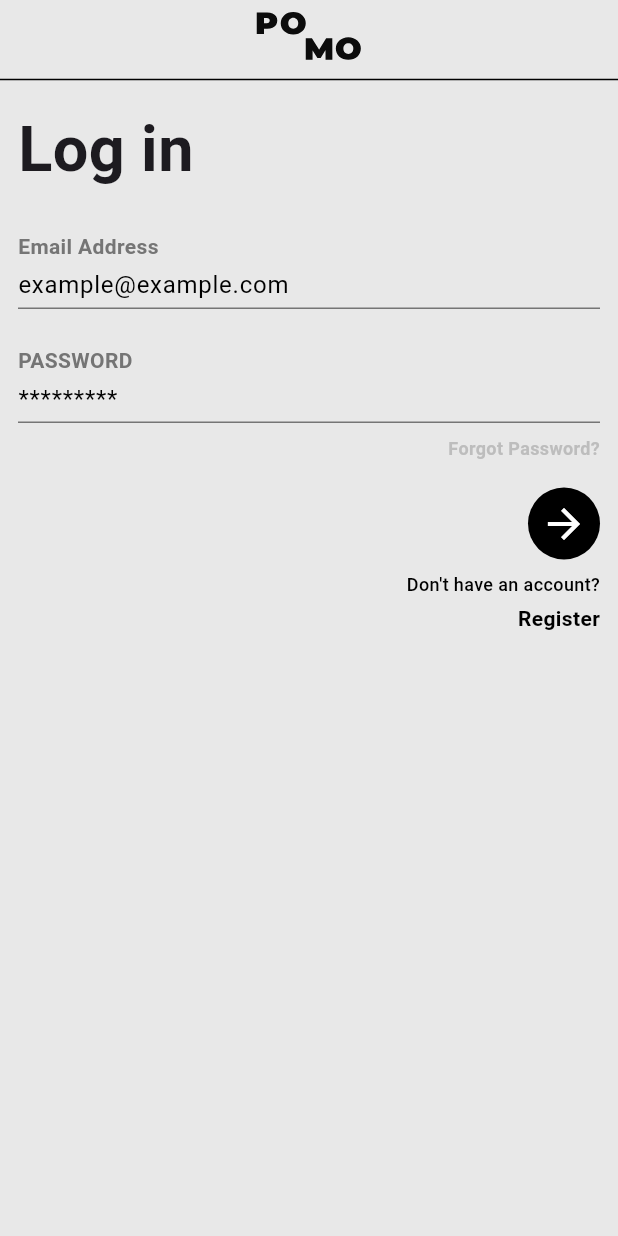
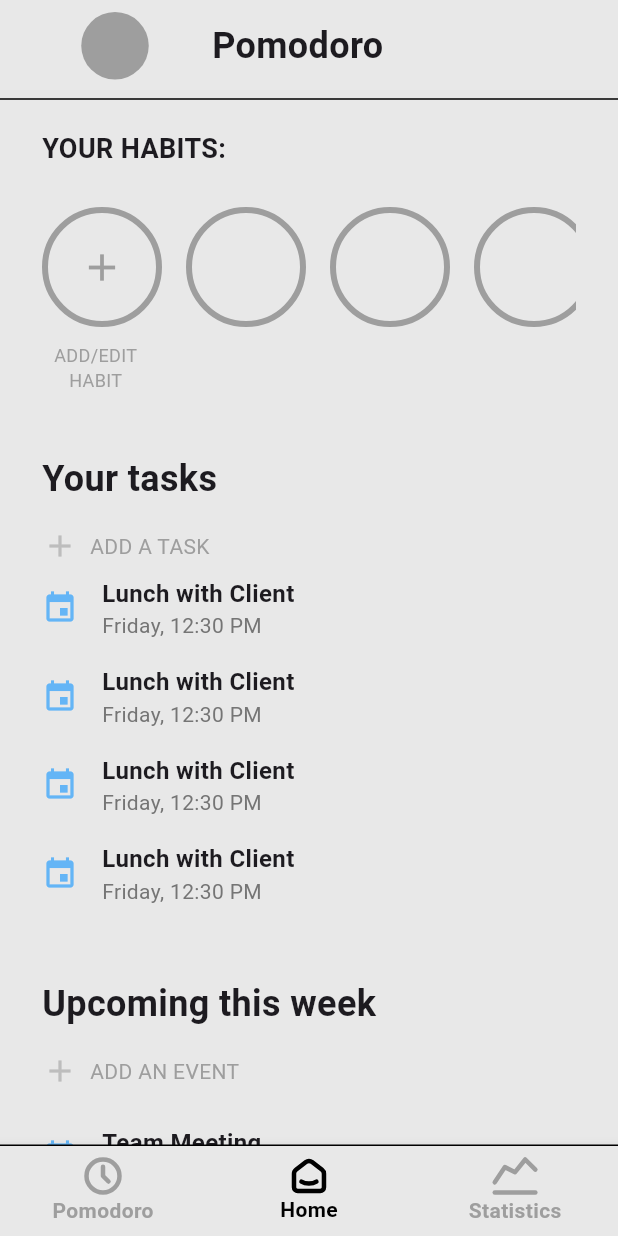
Before and after one commit to gokseennn/flutter_pomodoro_app, a Flutter app: the CommonScreen screen opened directly, item 2 of the bottom bar chosen, on a phone screen of 412 x 824 dp. Run offline on Flutter 3.47's test engine with Material 3 defaults, Android fonts, the light colour scheme and no system bars; our stand-ins replace flutter_svg, get, google_fonts.

Commit message:
home screen added

```diff
--- a/lib/common/components/common_header.dart
+++ b/lib/common/components/common_header.dart
@@ -1,6 +1,8 @@
 import 'package:flutter/material.dart';
 import 'package:flutter_svg/svg.dart';
+import 'package:get/get.dart';
 import 'package:google_fonts/google_fonts.dart';
+import 'package:pomodoro_app/user-ms/profile/view/profile_screen.dart';
 
 class CommonHeader extends StatelessWidget {
   const CommonHeader({super.key, this.title, required this.showIcon});
@@ -33,10 +35,34 @@
                   if (showIcon == true)
                     Center(child: SvgPicture.asset('assets/icons/pomo.svg')),
                   if (title == null && showIcon == false)
-                    const Text(
-                      "Pomodoro",
-                      style:
-                          TextStyle(fontSize: 24, fontWeight: FontWeight.bold),
+                    Expanded(
+                      child: Row(
+                        children: [
+                          Expanded(
+                            child: InkWell(
+                              onTap: () {
+                                Get.toNamed(ProfileScreen.routeName);
+                              },
+                              child: Container(
+                                width: 45,
+                                height: 45,
+                                decoration: const BoxDecoration(
+                                  shape: BoxShape.circle,
+                                  color: Colors.grey,
+                                ),
+                              ),
+                            ),
+                          ),
+                          const Expanded(
+                            child: Text(
+                              "Pomodoro",
+                              style: TextStyle(
+                                  fontSize: 24, fontWeight: FontWeight.bold),
+                            ),
+                          ),
+                          const Spacer(),
+                        ],
+                      ),
                     ),
                 ],
               ),
--- a/lib/common/controller/bottom_nav_controller.dart
+++ b/lib/common/controller/bottom_nav_controller.dart
@@ -1,4 +1,6 @@
 import 'package:get/get.dart';
+import 'package:pomodoro_app/general-ms/home/view/home_screen.dart';
+import 'package:pomodoro_app/general-ms/pomodoro/view/pomodoro_screen.dart';
 
 class BottomNavController extends GetxController {
   var selectedIndex = 0.obs;
@@ -7,10 +9,10 @@
     selectedIndex.value = index;
     switch (index) {
       case 0:
-        Get.offAllNamed('/home');
+        Get.offAllNamed(PomodoroScreen.routeName);
         break;
       case 1:
-        Get.offAllNamed('/sign-in');
+        Get.offAllNamed(HomeScreen.routeName);
         break;
       case 2:
         Get.offAllNamed('/sign-up');
--- a/lib/general-ms/general_routes.dart
+++ b/lib/general-ms/general_routes.dart
@@ -1,5 +1,7 @@
 import 'package:get/get.dart';
 import 'package:get/get_navigation/src/routes/get_route.dart';
+import 'package:pomodoro_app/general-ms/home/controller/home_binding.dart';
+import 'package:pomodoro_app/general-ms/home/view/home_screen.dart';
 import 'package:pomodoro_app/general-ms/pomodoro/controller/pomodoro_binding.dart';
 import 'package:pomodoro_app/general-ms/pomodoro/view/pomodoro_screen.dart';
 import 'package:pomodoro_app/user-ms/sign-in/controller/sign_in_binding.dart';
@@ -28,5 +30,9 @@
         name: SignInScreen.routeName,
         page: () => const SignInScreen(),
         binding: SignInBinding()),
+    GetPage(
+        name: HomeScreen.routeName,
+        page: () => const HomeScreen(),
+        binding: HomeBinding())
   ];
 }
--- /dev/null
+++ b/lib/general-ms/home/controller/home_binding.dart
@@ -0,0 +1,9 @@
+import 'package:get/get.dart';
+import 'package:pomodoro_app/general-ms/home/controller/home_controller.dart';
+
+class HomeBinding extends Bindings {
+  @override
+  void dependencies() {
+    Get.lazyPut<HomeController>(() => HomeController());
+  }
+}
--- /dev/null
+++ b/lib/general-ms/home/controller/home_controller.dart
@@ -0,0 +1,3 @@
+import 'package:get/get.dart';
+
+class HomeController extends GetxController {}
--- /dev/null
+++ b/lib/general-ms/home/view/home_screen.dart
@@ -0,0 +1,161 @@
+import 'package:flutter/material.dart';
+import 'package:pomodoro_app/common/common_screen.dart';
+import 'package:pomodoro_app/general-ms/home/controller/home_controller.dart';
+
+class HomeScreen extends StatelessWidget {
+  const HomeScreen({super.key});
+  static const String routeName = "/home";
+  @override
+  Widget build(BuildContext context) {
+    return CommonScreen<HomeController>(body: (controller) {
+      return [
+        Expanded(
+          child: SingleChildScrollView(
+            scrollDirection: Axis.vertical,
+            physics: const BouncingScrollPhysics(),
+            child: Padding(
+              padding: const EdgeInsets.all(16.0),
+              child: Column(
+                crossAxisAlignment: CrossAxisAlignment.start,
+                children: [
+                  const Text(
+                    'YOUR HABITS:',
+                    style: TextStyle(
+                      fontSize: 18,
+                      fontWeight: FontWeight.bold,
+                    ),
+                  ),
+                  const SizedBox(height: 16),
+
+                  SizedBox(
+                    height: 100, // Set a fixed height for the horizontal list
+                    child: ListView.builder(
+                      scrollDirection: Axis.horizontal,
+                      physics: const AlwaysScrollableScrollPhysics(),
+                      itemCount: 4,
+                      itemBuilder: (context, index) => Padding(
+                        padding: const EdgeInsets.only(right: 16),
+                        child: Container(
+                          width: 80,
+                          height: 80,
+                          decoration: BoxDecoration(
+                            shape: BoxShape.circle,
+                            border:
+                                Border.all(color: Colors.grey[500]!, width: 4),
+                          ),
+                          child: index == 0
+                              ? Icon(Icons.add,
+                                  color: Colors.grey[500], size: 30)
+                              : null,
+                        ),
+                      ),
+                    ),
+                  ),
+                  Padding(
+                    padding: const EdgeInsets.only(left: 8.0),
+                    child: Column(
+                      children: [
+                        Text(
+                          'ADD/EDIT',
+                          style:
+                              TextStyle(color: Colors.grey[500], fontSize: 12),
+                        ),
+                        const SizedBox(width: 4),
+                        Text(
+                          'HABIT',
+                          style:
+                              TextStyle(color: Colors.grey[500], fontSize: 12),
+                        ),
+                      ],
+                    ),
+                  ),
+                  const SizedBox(height: 40),
+                  const Text(
+                    'Your tasks',
+                    style: TextStyle(
+                      fontSize: 24,
+                      fontWeight: FontWeight.bold,
+                    ),
+                  ),
+                  const SizedBox(height: 16),
+                  Row(
+                    children: [
+                      Icon(Icons.add, color: Colors.grey[400]),
+                      const SizedBox(width: 8),
+                      Text(
+                        'ADD A TASK',
+                        style: TextStyle(color: Colors.grey[500], fontSize: 14),
+                      ),
+                    ],
+                  ),
+                  _buildEventItem('Lunch with Client', 'Friday, 12:30 PM'),
+                  _buildEventItem('Lunch with Client', 'Friday, 12:30 PM'),
+                  _buildEventItem('Lunch with Client', 'Friday, 12:30 PM'),
+                  _buildEventItem('Lunch with Client', 'Friday, 12:30 PM'),
+
+                  const SizedBox(height: 40),
+                  const Text(
+                    'Upcoming this week',
+                    style: TextStyle(
+                      fontSize: 24,
+                      fontWeight: FontWeight.bold,
+                    ),
+                  ),
+                  const SizedBox(height: 16),
+                  Row(
+                    children: [
+                      Icon(Icons.add, color: Colors.grey[400]),
+                      const SizedBox(width: 8),
+                      Text(
+                        'ADD AN EVENT',
+                        style: TextStyle(color: Colors.grey[500], fontSize: 14),
+                      ),
+                    ],
+                  ),
+                  // Simulated events for demonstration
+                  const SizedBox(height: 16),
+                  _buildEventItem('Team Meeting', 'Monday, 10:00 AM'),
+                  _buildEventItem('Project Deadline', 'Wednesday, 5:00 PM'),
+                  _buildEventItem('Lunch with Client', 'Friday, 12:30 PM'),
+                  _buildEventItem('Lunch with Client', 'Friday, 12:30 PM'),
+                  _buildEventItem('Lunch with Client', 'Friday, 12:30 PM'),
+                ],
+              ),
+            ),
+          ),
+        ),
+      ];
+    });
+  }
+
+  Widget _buildEventItem(String title, String datetime) {
+    return Padding(
+      padding: const EdgeInsets.symmetric(vertical: 8.0),
+      child: Row(
+        children: [
+          Icon(Icons.event, color: Colors.blue[300]),
+          const SizedBox(width: 16),
+          Column(
+            crossAxisAlignment: CrossAxisAlignment.start,
+            children: [
+              Text(
+                title,
+                style: const TextStyle(
+                  fontSize: 16,
+                  fontWeight: FontWeight.bold,
+                ),
+              ),
+              Text(
+                datetime,
+                style: TextStyle(
+                  fontSize: 14,
+                  color: Colors.grey[600],
+                ),
+              ),
+            ],
+          ),
+        ],
+      ),
+    );
+  }
+}
--- a/lib/general-ms/pomodoro/view/pomodoro_screen.dart
+++ b/lib/general-ms/pomodoro/view/pomodoro_screen.dart
@@ -7,7 +7,7 @@
 
 class PomodoroScreen extends StatelessWidget {
   const PomodoroScreen({super.key});
-  static const String routeName = '/home';
+  static const String routeName = '/pomodoro';
   @override
   Widget build(BuildContext context) {
     return CommonScreen<PomodoroController>(
--- a/lib/general-ms/sign-in/controller/sign_up_binding.dart
+++ /dev/null
@@ -1,9 +0,0 @@
-import 'package:get/get.dart';
-import 'package:pomodoro_app/user-ms/sign-up/controller/sign_up_controller.dart';
-
-class SignUpBinding extends Bindings {
-  @override
-  void dependencies() {
-    Get.lazyPut<SignUpController>(() => SignUpController());
-  }
-}
--- a/lib/main.dart
+++ b/lib/main.dart
@@ -3,6 +3,7 @@
 import 'package:pomodoro_app/general-ms/general_routes.dart';
 import 'package:pomodoro_app/general-ms/welcome/controller/welcome_binding.dart';
 import 'package:pomodoro_app/general-ms/welcome/view/welcome_screen.dart';
+import 'package:pomodoro_app/user-ms/user_routes.dart';
 
 void main() {
   runApp(const MyApp());
@@ -16,6 +17,6 @@
     return GetMaterialApp(
         initialBinding: WelcomeBinding(),
         initialRoute: WelcomeScreen.routeName,
-        getPages: GeneralRoutes.routes);
+        getPages: GeneralRoutes.routes + UserRoutes.routes);
   }
 }
--- /dev/null
+++ b/lib/user-ms/profile/controller/profile_controller.dart
@@ -0,0 +1,3 @@
+import 'package:get/get.dart';
+
+class ProfileController extends GetxController {}
--- /dev/null
+++ b/lib/user-ms/profile/controller/sign_in_binding.dart
@@ -0,0 +1,9 @@
+import 'package:get/get.dart';
+import 'package:pomodoro_app/user-ms/profile/controller/profile_controller.dart';
+
+class ProfileBinding extends Bindings {
+  @override
+  void dependencies() {
+    Get.lazyPut<ProfileController>(() => ProfileController());
+  }
+}
--- /dev/null
+++ b/lib/user-ms/profile/view/profile_screen.dart
@@ -0,0 +1,14 @@
+import 'package:flutter/material.dart';
+import 'package:pomodoro_app/common/common_screen.dart';
+import 'package:pomodoro_app/user-ms/profile/controller/profile_controller.dart';
+
+class ProfileScreen extends StatelessWidget {
+  const ProfileScreen({super.key});
+  static const String routeName = "/profile";
+  @override
+  Widget build(BuildContext context) {
+    return CommonScreen<ProfileController>(body: (controller) {
+      return [];
+    });
+  }
+}
--- a/lib/user-ms/user_routes.dart
+++ b/lib/user-ms/user_routes.dart
@@ -1,6 +1,14 @@
 import 'package:get/get.dart';
 import 'package:get/get_navigation/src/routes/get_route.dart';
+import 'package:pomodoro_app/user-ms/profile/controller/sign_in_binding.dart';
+import 'package:pomodoro_app/user-ms/profile/view/profile_screen.dart';
 
 class UserRoutes {
-  static final routes = [];
+  static final routes = [
+    GetPage(
+      name: ProfileScreen.routeName,
+      page: () => const ProfileScreen(),
+      binding: ProfileBinding(),
+    ),
+  ];
 }
```
